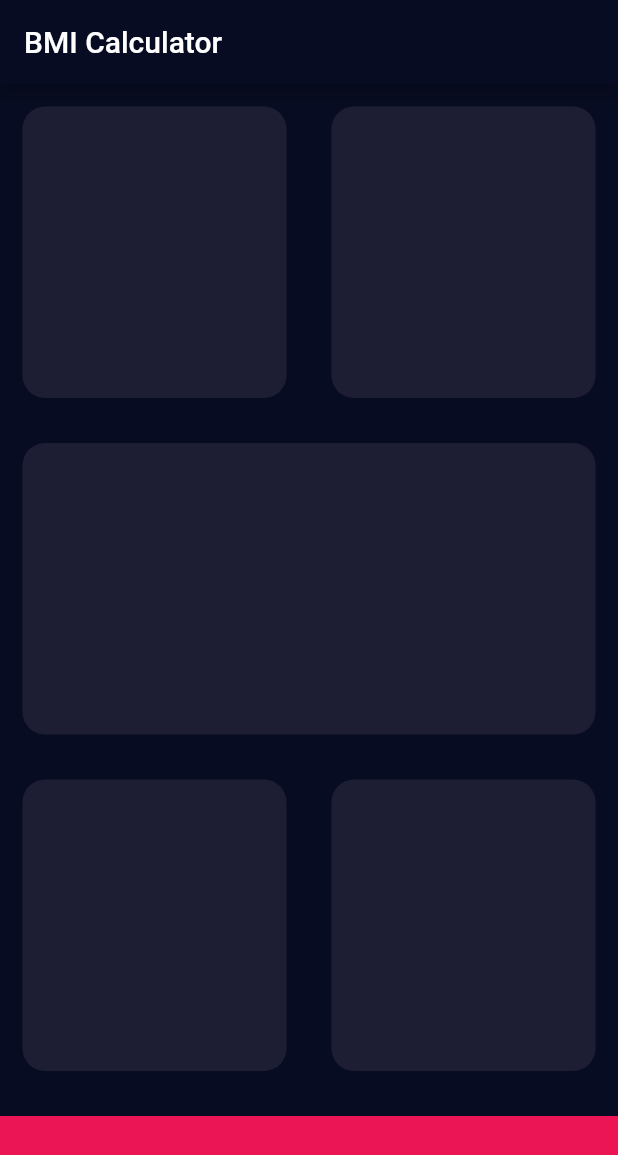
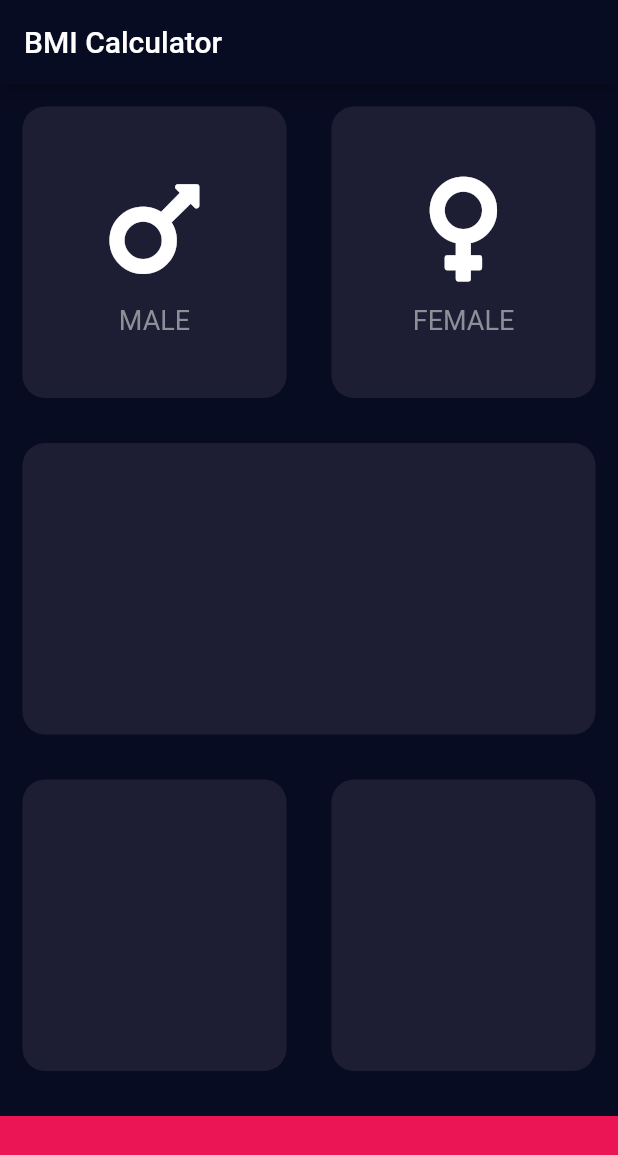
Before and after one commit to Siddharth-rajput2201/BMI-Calculaor-App, a Flutter app: the screen it shows after launch, on a phone screen of 412 x 824 dp. Shown: the top 1155 px of the screen. Run offline on Flutter 3.47's test engine with Material 2 defaults, Android fonts, the light colour scheme and no system bars; our stand-ins replace font_awesome_flutter.

Commit message:
added box design

```diff
--- a/lib/BMICalculatorpage.dart
+++ b/lib/BMICalculatorpage.dart
@@ -1,5 +1,8 @@
 import 'package:flutter/material.dart';
 import 'package:flutter/painting.dart';
+import 'package:font_awesome_flutter/font_awesome_flutter.dart';
+import 'Boxdesign.dart';
+import 'Icon_gender.dart';
 
 const double bottomcontainerheight = 80;
 const bottomcontainercolor = Color(0xFFEB1555);
@@ -22,17 +25,42 @@ class _BMICalculatorpageState extends State<BMICalculatorpage> {
             Expanded(
               child: Row(
                 children: <Widget>[
-                Expanded(child: BoxForBody(boxcolor: activeboxcolor,)),
-                Expanded(child: BoxForBody(boxcolor: activeboxcolor,)),
+                  Expanded(
+                      child: BoxForBody(
+                    boxcolor: activeboxcolor,
+                    customchild: BoxContentIcon(
+                      iconData: FontAwesomeIcons.mars,
+                      boxString: "MALE",
+                    ),
+                  )),
+                  Expanded(
+                      child: BoxForBody(
+                    boxcolor: activeboxcolor,
+                    customchild: BoxContentIcon(
+                      iconData: FontAwesomeIcons.venus,
+                      boxString: "FEMALE",
+                    ),
+                  )),
                 ],
               ),
             ),
-          Expanded(child: BoxForBody(boxcolor: activeboxcolor,)),
             Expanded(
-            child: Row(children: <Widget>[
-              Expanded(child: BoxForBody(boxcolor: activeboxcolor,)),
-              Expanded(child: BoxForBody(boxcolor: activeboxcolor,)),
-            ],),
+                child: BoxForBody(
+              boxcolor: activeboxcolor,
+            )),
+            Expanded(
+              child: Row(
+                children: <Widget>[
+                  Expanded(
+                      child: BoxForBody(
+                    boxcolor: activeboxcolor,
+                  )),
+                  Expanded(
+                      child: BoxForBody(
+                    boxcolor: activeboxcolor,
+                  )),
+                ],
+              ),
             ),
             Container(
               color: bottomcontainercolor,
@@ -41,24 +69,6 @@ class _BMICalculatorpageState extends State<BMICalculatorpage> {
               margin: EdgeInsets.only(top: 15),
             )
           ],
-      )
-      );
+        ));
   }
 }
-
-
-class BoxForBody extends StatelessWidget {
-
-  BoxForBody({@required this.boxcolor});
-  final Color boxcolor;
-  @override
-  Widget build(BuildContext context) {
-    return Container(
-      margin: EdgeInsets.all(15),
-        decoration: BoxDecoration(
-          borderRadius: BorderRadius.circular(15),
-        color: boxcolor,
-    ),
-    );
-  }
-}
--- /dev/null
+++ b/lib/Boxdesign.dart
@@ -0,0 +1,20 @@
+import 'package:flutter/material.dart';
+
+class BoxForBody extends StatelessWidget {
+  BoxForBody({@required this.boxcolor, this.customchild});
+
+  final Color boxcolor;
+  final Widget customchild;
+
+  @override
+  Widget build(BuildContext context) {
+    return Container(
+      child: customchild,
+      margin: EdgeInsets.all(15),
+      decoration: BoxDecoration(
+        borderRadius: BorderRadius.circular(15),
+        color: boxcolor,
+      ),
+    );
+  }
+}
--- /dev/null
+++ b/lib/Icon_gender.dart
@@ -0,0 +1,28 @@
+import 'package:flutter/material.dart';
+
+class BoxContentIcon extends StatelessWidget {
+  final IconData iconData;
+  final String boxString;
+
+  BoxContentIcon({this.iconData, this.boxString});
+
+  @override
+  Widget build(BuildContext context) {
+    return Column(
+      mainAxisAlignment: MainAxisAlignment.center,
+      children: <Widget>[
+        Icon(
+          iconData,
+          size: 80,
+        ),
+        SizedBox(
+          height: 10,
+        ),
+        Text(
+          boxString,
+          style: TextStyle(fontSize: 18, color: Color(0xFF8D8E98)),
+        )
+      ],
+    );
+  }
+}
--- a/pubspec.yaml
+++ b/pubspec.yaml
@@ -23,6 +23,7 @@ environment:
 dependencies:
   flutter:
     sdk: flutter
+  font_awesome_flutter: ^8.8.1
 
 
   # The following adds the Cupertino Icons font to your application.
```
Also changed, not shown: pubspec.lock. Lines whose indentation alone changed are shown as unchanged.
